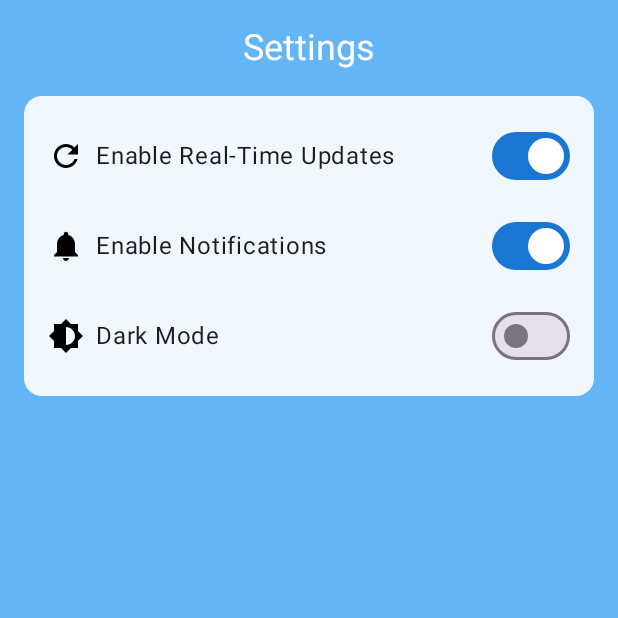
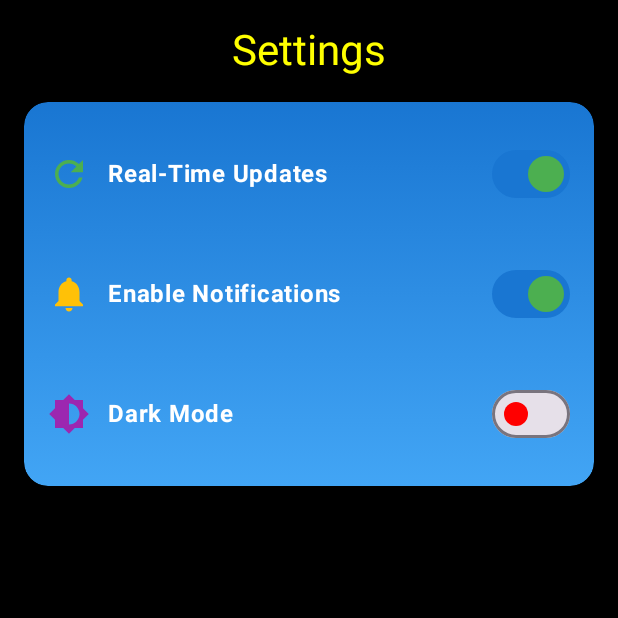
Before and after one commit to Sergeant752/SportSense, an Android app built with Jetpack Compose: the composable SettingsScreen shown on its own in the app's theme, on a phone screen of 412 x 824 dp, the top half of it. Run offline under Robolectric (Android 15) with nearby library versions, the phone set to English and light mode, and no system bars; 1 statement that could not run was skipped.

Commit message:
settings fixed

```diff
--- a/android-app/app/src/main/java/mobappdev/example/sportsense/ui/components/BottomNavBar.kt
+++ b/android-app/app/src/main/java/mobappdev/example/sportsense/ui/components/BottomNavBar.kt
@@ -19,7 +19,7 @@ import androidx.compose.ui.graphics.vector.ImageVector
 import androidx.navigation.NavController
 
 val HomeColor = Color(0xFFFFEB3B)  // Gul
-val HistoryColor = Color(0xFF9C27B0)  // Lila
+val HistoryColor = Color(0xFFFF9800)  // Lila
 val SettingsColor = Color(0xFF4CAF50)  // Grön
 val DividerColor = Color.White // Vita streck mellan ikonerna
 val BottomNavBackground = Color(0xFF0D47A1) // Blå bakgrund
--- a/android-app/app/src/main/java/mobappdev/example/sportsense/ui/screens/SettingsScreen.kt
+++ b/android-app/app/src/main/java/mobappdev/example/sportsense/ui/screens/SettingsScreen.kt
@@ -2,6 +2,7 @@ package mobappdev.example.sportsense.ui.screens
 
 import androidx.compose.foundation.background
 import androidx.compose.foundation.layout.*
+import androidx.compose.foundation.shape.RoundedCornerShape
 import androidx.compose.material.icons.Icons
 import androidx.compose.material.icons.filled.BrightnessMedium
 import androidx.compose.material.icons.filled.Notifications
@@ -10,53 +11,69 @@ import androidx.compose.material3.*
 import androidx.compose.runtime.*
 import androidx.compose.ui.Alignment
 import androidx.compose.ui.Modifier
+import androidx.compose.ui.draw.clip
+import androidx.compose.ui.draw.shadow
+import androidx.compose.ui.graphics.Brush
 import androidx.compose.ui.graphics.Color
+import androidx.compose.ui.text.font.FontWeight
 import androidx.compose.ui.unit.dp
-import mobappdev.example.sportsense.ui.theme.LightBlue40
 
 @Composable
 fun SettingsScreen() {
     var isRealTimeUpdateEnabled by remember { mutableStateOf(true) }
     var isDarkModeEnabled by remember { mutableStateOf(false) }
 
+    // Blå gradient som i HistoryScreen
+    val cardGradient = Brush.verticalGradient(
+        colors = listOf(Color(0xFF1976D2), Color(0xFF42A5F5)) // Blå gradient
+    )
+
     Column(
         modifier = Modifier
             .fillMaxSize()
-            .background(LightBlue40) // Bakgrundsfärg
+            .background(Color.Black) // 🖤 Svart bakgrund
             .padding(16.dp),
         verticalArrangement = Arrangement.Top,
         horizontalAlignment = Alignment.CenterHorizontally
     ) {
         Text(
             text = "Settings",
-            style = MaterialTheme.typography.headlineSmall,
-            color = Color.White
+            style = MaterialTheme.typography.headlineMedium.copy(color = Color.Yellow), // 🟡 Gul rubrik
+            modifier = Modifier.padding(bottom = 16.dp)
         )
-        Spacer(modifier = Modifier.height(16.dp))
-        Card(
-            modifier = Modifier.fillMaxWidth(),
-            shape = MaterialTheme.shapes.medium,
-            colors = CardDefaults.cardColors(containerColor = Color.White.copy(alpha = 0.9f))
+
+        Box(
+            modifier = Modifier
+                .fillMaxWidth()
+                .shadow(8.dp, RoundedCornerShape(16.dp))
+                .clip(RoundedCornerShape(16.dp))
+                .background(cardGradient) // 🔵 Blå gradient för kortet
+                .padding(16.dp)
         ) {
             Column(
-                modifier = Modifier.padding(16.dp),
-                verticalArrangement = Arrangement.spacedBy(12.dp)
+                verticalArrangement = Arrangement.spacedBy(16.dp),
+                horizontalAlignment = Alignment.Start
             ) {
                 SettingItem(
-                    title = "Enable Real-Time Updates",
+                    title = "Real-Time Updates",
                     icon = Icons.Default.Refresh,
+                    iconColor = Color(0xFF4CAF50), // ✅ Grön ikon
                     checked = isRealTimeUpdateEnabled,
                     onCheckedChange = { isRealTimeUpdateEnabled = it }
                 )
+
                 SettingItem(
                     title = "Enable Notifications",
                     icon = Icons.Default.Notifications,
-                    checked = true, // Default: På
+                    iconColor = Color(0xFFFFC107), // 🌟 Gul ikon
+                    checked = true,
                     onCheckedChange = { /* Implementera notifikationslogik här */ }
                 )
+
                 SettingItem(
                     title = "Dark Mode",
                     icon = Icons.Default.BrightnessMedium,
+                    iconColor = Color(0xFF9C27B0), // 💜 Lila ikon
                     checked = isDarkModeEnabled,
                     onCheckedChange = { isDarkModeEnabled = it }
                 )
@@ -66,14 +83,41 @@ fun SettingsScreen() {
 }
 
 @Composable
-fun SettingItem(title: String, icon: androidx.compose.ui.graphics.vector.ImageVector, checked: Boolean, onCheckedChange: (Boolean) -> Unit) {
+fun SettingItem(
+    title: String,
+    icon: androidx.compose.ui.graphics.vector.ImageVector,
+    iconColor: Color,
+    checked: Boolean,
+    onCheckedChange: (Boolean) -> Unit
+) {
     Row(
-        modifier = Modifier.fillMaxWidth(),
+        modifier = Modifier
+            .fillMaxWidth()
+            .padding(vertical = 8.dp),
         verticalAlignment = Alignment.CenterVertically
     ) {
-        Icon(imageVector = icon, contentDescription = title, tint = Color.Black)
-        Spacer(modifier = Modifier.width(8.dp))
-        Text(text = title, style = MaterialTheme.typography.bodyLarge, modifier = Modifier.weight(1f))
-        Switch(checked = checked, onCheckedChange = onCheckedChange)
+        Icon(
+            imageVector = icon,
+            contentDescription = title,
+            tint = iconColor, // 🎨 Färgad ikon
+            modifier = Modifier.size(28.dp)
+        )
+        Spacer(modifier = Modifier.width(12.dp))
+        Text(
+            text = title,
+            style = MaterialTheme.typography.bodyLarge.copy(
+                color = Color.White, // Vit text för bättre kontrast på blå bakgrund
+                fontWeight = FontWeight.Bold
+            ),
+            modifier = Modifier.weight(1f)
+        )
+        Switch(
+            checked = checked,
+            onCheckedChange = onCheckedChange,
+            colors = SwitchDefaults.colors(
+                checkedThumbColor = Color(0xFF4CAF50), // ✅ Grön switch när aktiverad
+                uncheckedThumbColor = Color.Red
+            )
+        )
     }
 }
```
